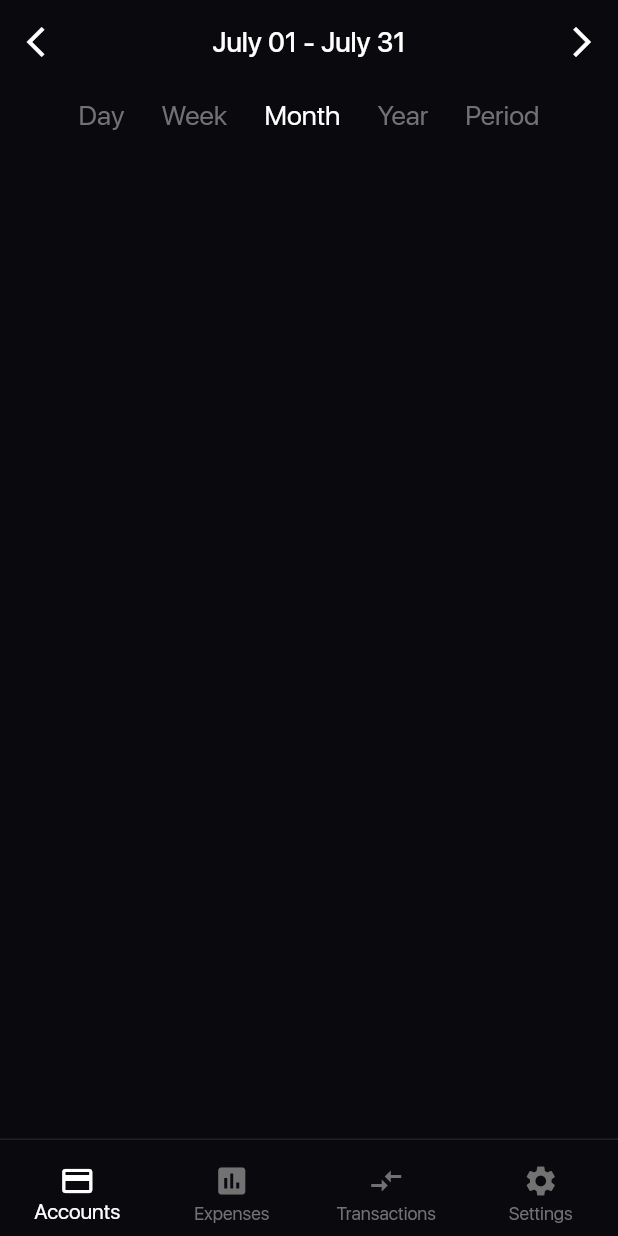
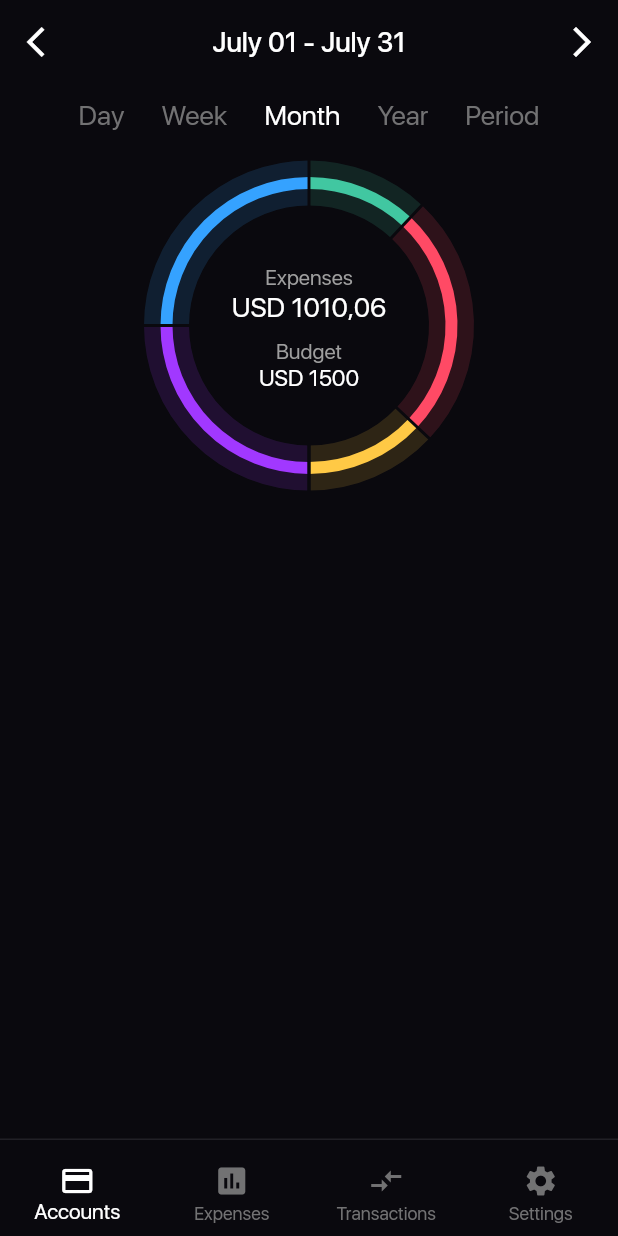
Before and after one commit to iWebshark/ExpensesTrackerApp, a Flutter app: the screen it shows after launch, on a phone screen of 412 x 824 dp. Run offline on Flutter 3.47's test engine with Material 2 defaults, Android fonts, the phone set to English and light mode, and no system bars; drawn by our look-alikes of fl_chart; project files that could hold a hidden picture were left out.

Commit message:
Pie chart created

```diff
--- a/lib/screens/expenses_main_screen.dart
+++ b/lib/screens/expenses_main_screen.dart
@@ -1,4 +1,5 @@
 import 'package:expenses_app/widgets/bottom_navigation_bar.dart';
+import 'package:expenses_app/widgets/charts/custom_pie_chart.dart';
 import 'package:expenses_app/widgets/period/period_options_list.dart';
 import 'package:expenses_app/widgets/period_switching_appbar.dart';
 import 'package:flutter/material.dart';
@@ -16,6 +17,13 @@ class _ExpensesMainScreenState extends State<ExpensesMainScreen> {
       body: Column(
         children: [
           PeriodOptionsList(),
+          SizedBox(
+            height: 10,
+          ),
+          Container(
+            height: 220,
+            child: CustomPieChart(),
+          )
         ],
       ),
       bottomNavigationBar: CustomBottomNavigationBar(),
--- /dev/null
+++ b/lib/widgets/charts/custom_pie_chart.dart
@@ -0,0 +1,81 @@
+import 'package:fl_chart/fl_chart.dart';
+import 'package:flutter/material.dart';
+
+class CustomPieChart extends StatelessWidget {
+  final List<Map<String, dynamic>> data = [
+    {
+      'color': Color(0xFFA239FF),
+      'value': 25.0,
+    },
+    {
+      'color': Color(0xFF36A3FF),
+      'value': 25.0,
+    },
+    {
+      'color': Color(0xFF41C7A1),
+      'value': 12.0,
+    },
+    {
+      'color': Color(0xFFFF4A66),
+      'value': 25.0,
+    },
+    {
+      'color': Color(0xFFFFC946),
+      'value': 13.0,
+    },
+  ];
+
+  @override
+  Widget build(BuildContext context) {
+    return Stack(
+      children: [
+        Center(
+          child: Padding(
+            padding: const EdgeInsets.only(top: 70),
+            child: Column(
+              children: [
+                Text(
+                  'Expenses',
+                  style: TextStyle(color: Colors.grey),
+                ),
+                Text(
+                  'USD 1010,06',
+                  style: TextStyle(color: Colors.white, fontSize: 18),
+                ),
+                SizedBox(height: 11),
+                Text(
+                  'Budget',
+                  style: TextStyle(color: Colors.grey),
+                ),
+                Text(
+                  'USD 1500',
+                  style: TextStyle(color: Colors.white, fontSize: 15),
+                ),
+              ],
+            ),
+          ),
+        ),
+        buildPieChart(borderedChart: false),
+        buildPieChart(borderedChart: true),
+      ],
+    );
+  }
+
+  Widget buildPieChart({bool borderedChart = false}) {
+    return PieChart(PieChartData(
+      borderData: FlBorderData(
+        show: true,
+      ),
+      centerSpaceRadius: borderedChart ? double.infinity : 91,
+      startDegreeOffset: 90,
+      sections: data
+          .map((e) => PieChartSectionData(
+                showTitle: false,
+                value: e['value'],
+                color: borderedChart ? e['color'].withOpacity(0.15) : e['color'],
+                radius: borderedChart ? 30 : 8,
+              ))
+          .toList(),
+    ));
+  }
+}
--- a/pubspec.yaml
+++ b/pubspec.yaml
@@ -25,6 +25,7 @@ dependencies:
     sdk: flutter
 
   cupertino_icons: ^1.0.2
+  fl_chart: ^0.36.3
 
 dev_dependencies:
   flutter_test:
```
Also changed, not shown: pubspec.lock.
